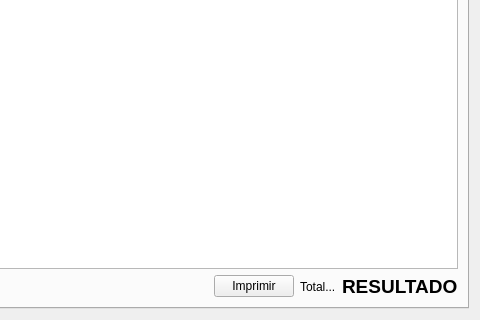
rodety/Jireh, file venta/uiventas.ui: the form before one commit; both pictures show x 589 to 1069 and y 228 to 548 of the 1069 by 548 pixel window.
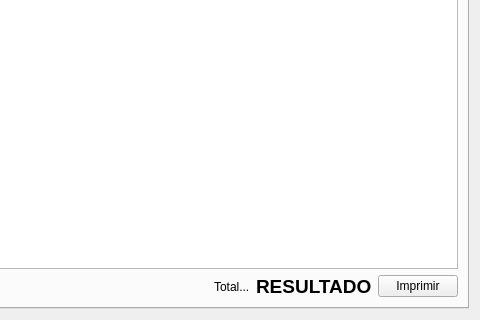
The form after the commit. The open tabs and pages were chosen to show the change. Icons and pictures are not drawn. Custom widgets are drawn as their Qt base class.

The edit to the form file:
```diff
--- a/venta/uiventas.ui
+++ b/venta/uiventas.ui
@@ -188,13 +188,6 @@
            </property>
           </spacer>
          </item>
-         <item>
-          <widget class="QPushButton" name="pushButton_Imprimir">
-           <property name="text">
-            <string>Imprimir</string>
-           </property>
-          </widget>
-         </item>
          <item>
           <widget class="QLabel" name="label_25">
            <property name="text">
@@ -216,6 +209,18 @@
            </property>
           </widget>
          </item>
+         <item>
+          <widget class="QPushButton" name="pushButton_Imprimir">
+           <property name="text">
+            <string>Imprimir</string>
+           </property>
+           <property name="icon">
+            <iconset>
+             <selectedon>:/Icons/1349716391_monotone_printer_hardware.png</selectedon>
+            </iconset>
+           </property>
+          </widget>
+         </item>
         </layout>
        </item>
       </layout>
```
Left out of the diff: 3 changed lines with no effect on the pictures.
